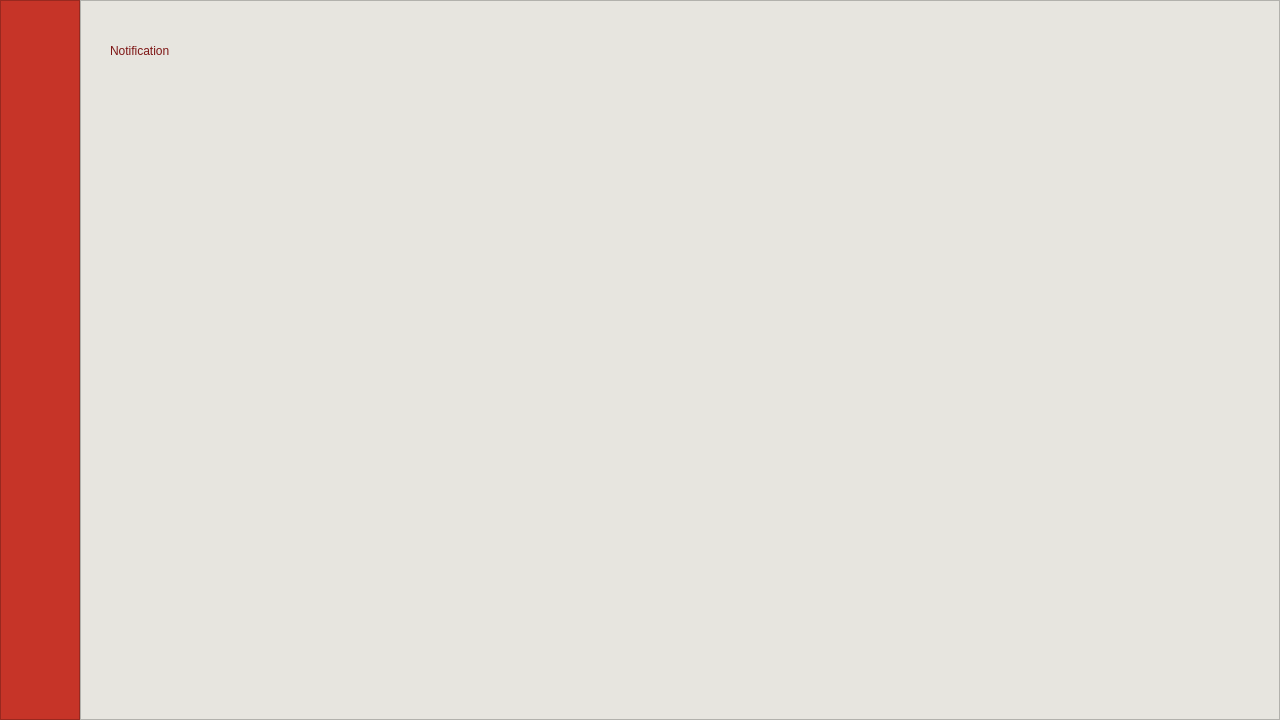
chananon-n/FineCuisine, file app/gui/mainPage/first.ui: the form before one commit.
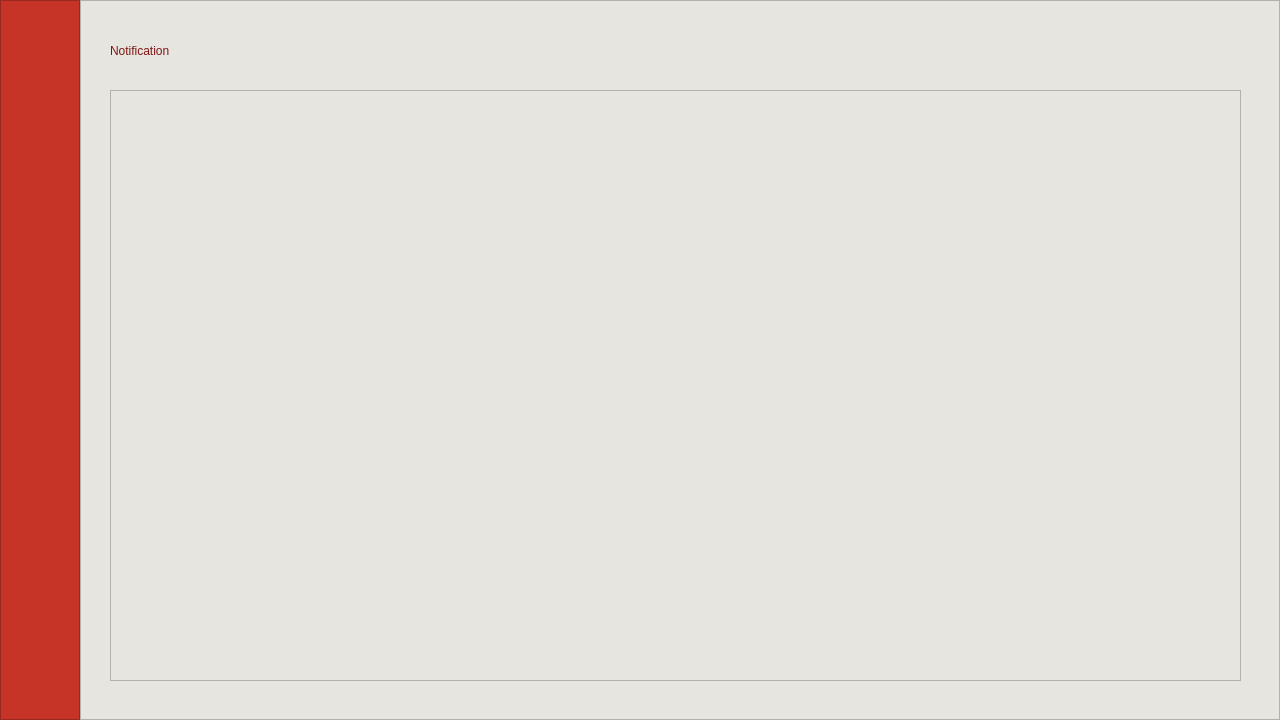
The form after the commit. The open tabs and pages were chosen to show the change. Icons and pictures are not drawn.

Commit message: update UI and create function for generate history

Diff of the .ui file:
```diff
--- a/app/gui/mainPage/first.ui
+++ b/app/gui/mainPage/first.ui
@@ -691,6 +691,29 @@
              <string>Notification</string>
             </property>
            </widget>
+           <widget class="QScrollArea" name="notificationArea">
+            <property name="geometry">
+             <rect>
+              <x>20</x>
+              <y>80</y>
+              <width>1131</width>
+              <height>591</height>
+             </rect>
+            </property>
+            <property name="widgetResizable">
+             <bool>true</bool>
+            </property>
+            <widget class="QWidget" name="scrollAreaWidgetContents_2">
+             <property name="geometry">
+              <rect>
+               <x>0</x>
+               <y>0</y>
+               <width>1129</width>
+               <height>589</height>
+              </rect>
+             </property>
+            </widget>
+           </widget>
           </widget>
           <widget class="QWidget" name="historyPage">
            <widget class="QLabel" name="historyTitleLabel">
```
Left out of the diff: 2 changed lines with no effect on the pictures. The commit also changes 2 other files.
